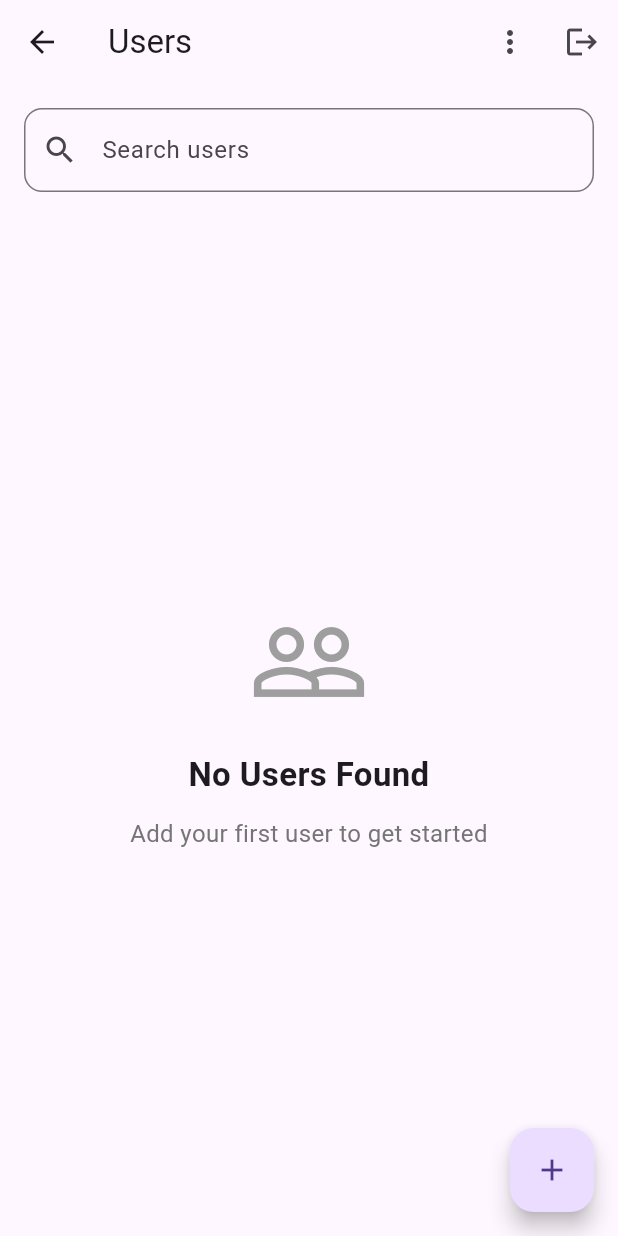
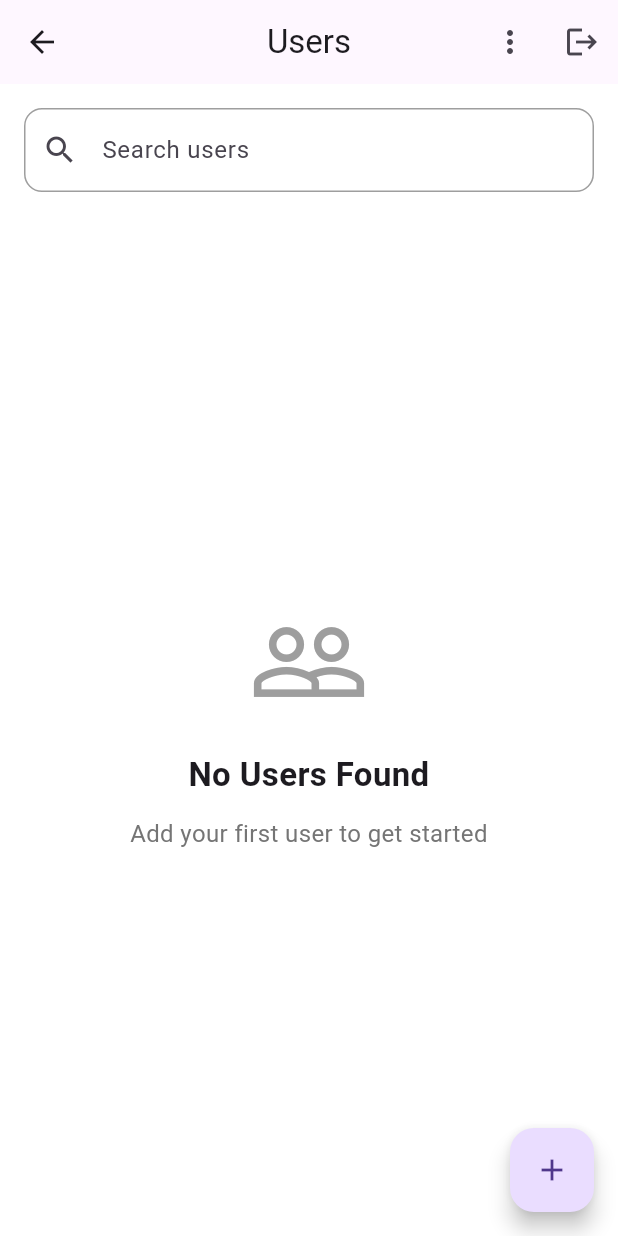
Before and after one commit to Abdulsathar27/totalXtask, a Flutter app: the HomeScreen screen opened directly, on a phone screen of 412 x 824 dp. Run offline on Flutter 3.47's test engine with Material 3 defaults, Android fonts, the phone set to English and light mode, and no system bars; our stand-ins replace cached_network_image, cloud_firestore, firebase_auth, firebase_core, firebase_storage, google_sign_in and 1 more; accounts and stored records are empty.

Commit message:
refactor: implement centralized app theme

```diff
--- /dev/null
+++ b/lib/core/theme/app_theme.dart
@@ -0,0 +1,66 @@
+import 'package:flutter/material.dart';
+
+class AppTheme {
+  static ThemeData lightTheme = ThemeData(
+    useMaterial3: true,
+
+    scaffoldBackgroundColor: Colors.white,
+
+    appBarTheme: const AppBarTheme(
+      centerTitle: true,
+      elevation: 0,
+    ),
+
+    inputDecorationTheme:
+        InputDecorationTheme(
+      filled: true,
+      fillColor: Colors.white,
+      contentPadding:
+          const EdgeInsets.symmetric(
+        horizontal: 16,
+        vertical: 16,
+      ),
+      border: OutlineInputBorder(
+        borderRadius:
+            BorderRadius.circular(12),
+      ),
+      enabledBorder: OutlineInputBorder(
+        borderRadius:
+            BorderRadius.circular(12),
+        borderSide: const BorderSide(
+          color: Colors.grey,
+        ),
+      ),
+      focusedBorder: OutlineInputBorder(
+        borderRadius:
+            BorderRadius.circular(12),
+        borderSide: const BorderSide(
+          color: Colors.blue,
+          width: 1.5,
+        ),
+      ),
+    ),
+
+    elevatedButtonTheme:
+        ElevatedButtonThemeData(
+      style: ElevatedButton.styleFrom(
+        minimumSize: const Size(
+          double.infinity,
+          55,
+        ),
+        shape: RoundedRectangleBorder(
+          borderRadius:
+              BorderRadius.circular(12),
+        ),
+      ),
+    ),
+
+    cardTheme: CardThemeData(
+      elevation: 2,
+      shape: RoundedRectangleBorder(
+        borderRadius:
+            BorderRadius.circular(12),
+      ),
+    ),
+  );
+}
--- a/lib/main.dart
+++ b/lib/main.dart
@@ -3,15 +3,14 @@ import 'package:flutter/material.dart';
 import 'package:provider/provider.dart';
 import 'package:totalxtask/controller/auth_controller.dart';
 import 'package:totalxtask/controller/user_controller.dart';
+import 'package:totalxtask/core/theme/app_theme.dart';
 import 'firebase_options.dart';
 import 'views/auth/login_screen.dart';
 
 void main() async {
   WidgetsFlutterBinding.ensureInitialized();
 
-  await Firebase.initializeApp(
-    options: DefaultFirebaseOptions.currentPlatform,
-  );
+  await Firebase.initializeApp(options: DefaultFirebaseOptions.currentPlatform);
 
   runApp(const MyApp());
 }
@@ -23,15 +22,12 @@ class MyApp extends StatelessWidget {
   Widget build(BuildContext context) {
     return MultiProvider(
       providers: [
-        ChangeNotifierProvider(
-          create: (_) => AuthController(),
-        ),
-          ChangeNotifierProvider(
-      create: (_) => UserController(),
-    ),
+        ChangeNotifierProvider(create: (_) => AuthController()),
+        ChangeNotifierProvider(create: (_) => UserController()),
       ],
       child: MaterialApp(
         debugShowCheckedModeBanner: false,
+        theme: AppTheme.lightTheme,
         home: const LoginScreen(),
       ),
     );
```
